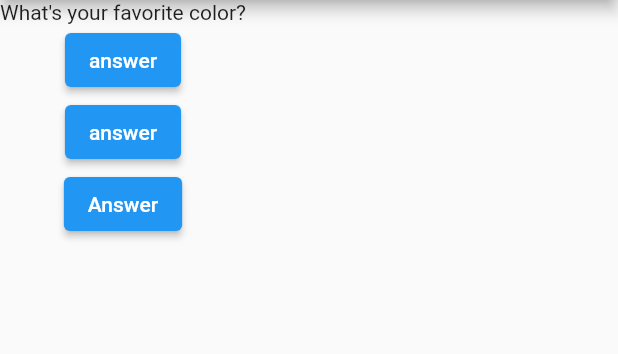
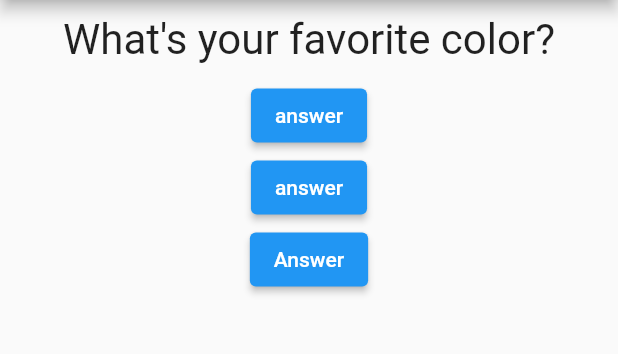
Before and after one commit to jacoberick/udemy-quiz, a Flutter app: the screen it shows after launch, on a phone screen of 412 x 824 dp, the part 84-438 px from its top. Run offline on Flutter 3.47's test engine with Material 2 defaults, Android fonts, the phone set to English and light mode, and no system bars.

Commit message:
began styling

```diff
--- a/lib/main.dart
+++ b/lib/main.dart
@@ -2,7 +2,7 @@ import "package:flutter/material.dart";
 
 import "./question.dart";
 
-void main() => runApp(MyApp());
+void main() => runApp(const MyApp());
 
 class MyApp extends StatefulWidget {
   const MyApp({Key? key}) : super(key: key);
--- a/lib/question.dart
+++ b/lib/question.dart
@@ -1,12 +1,20 @@
 import "package:flutter/material.dart";
 
 class Question extends StatelessWidget {
-  String questionText;
+  final String questionText;
 
-  Question(this.questionText, {Key? key}) : super(key: key);
+  const Question(this.questionText, {Key? key}) : super(key: key);
 
   @override
   Widget build(BuildContext context) {
-    return Text(questionText);
+    return Container(
+      margin: const EdgeInsets.symmetric(vertical: 10),
+      width: double.infinity,
+      child: Text(
+        questionText,
+        style: const TextStyle(fontSize: 28),
+        textAlign: TextAlign.center,
+      ),
+    );
   }
 }
```
